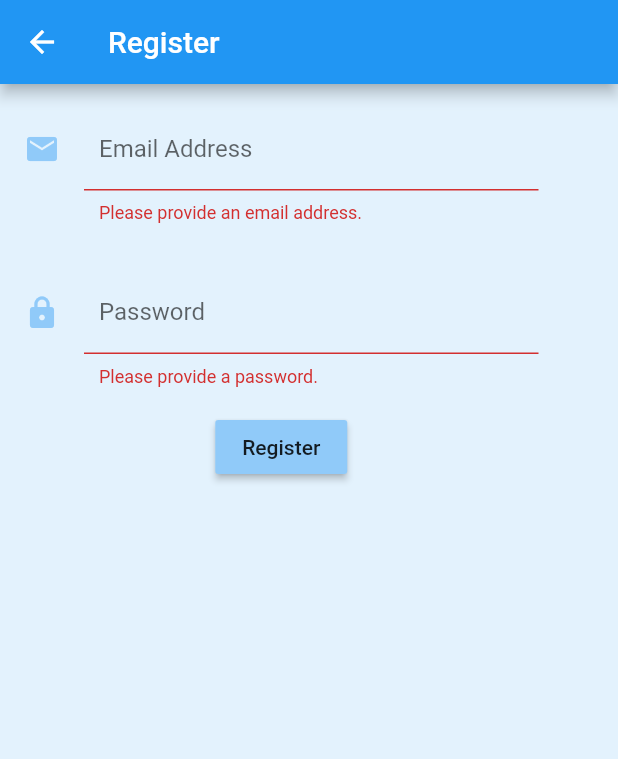
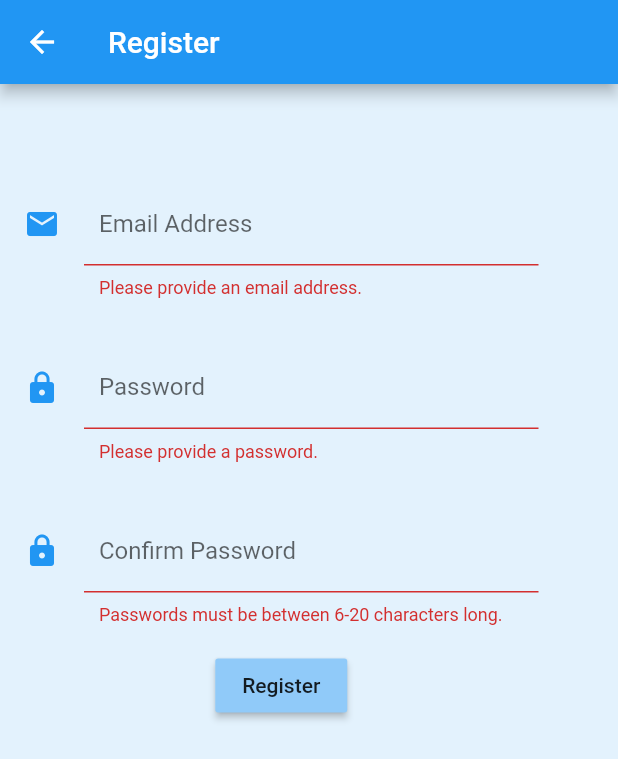
Before and after one commit to Zynorthis/Bluestone, a Flutter app: the RegisterPage screen opened directly, after a tap on "Register", on a phone screen of 412 x 824 dp. Shown: the top 759 px of the screen. Run offline on Flutter 3.47's test engine with Material 2 defaults, Android fonts, the phone set to English and light mode, and no system bars; our stand-ins replace cloud_firestore, firebase_auth, flutter_calendar_carousel; accounts and stored records are empty.

Commit message:
Users now have to confirm their passwords in a second textfield when registering. Started work on a new edit page for calendars.

```diff
--- a/bluestone/lib/src/Pages/homePage.dart
+++ b/bluestone/lib/src/Pages/homePage.dart
@@ -23,6 +23,7 @@ enum CardChoices { STICKY, BULLET, CHECKBOX }
 class _MyHomePageState extends State<MyHomePage> {
   @override
   Widget build(BuildContext context) {
+
     return DefaultTabController(
       length: 2,
       child: Scaffold(
@@ -129,7 +130,7 @@ class _MyHomePageState extends State<MyHomePage> {
                                     color: ThemeSettings.themeData.accentColor,
                                     shape: BoxShape.rectangle),
                                 child: IconButton(
-                                  icon: Icon(Icons.add),
+                                  icon: Icon(Icons.home),
                                   iconSize: 125.0,
                                   color: Colors.blueAccent,
                                   tooltip: "A Bluestone Card.",
@@ -149,7 +150,7 @@ class _MyHomePageState extends State<MyHomePage> {
                                     color: ThemeSettings.themeData.accentColor,
                                     shape: BoxShape.rectangle),
                                 child: IconButton(
-                                  icon: Icon(Icons.home),
+                                  icon: Icon(Icons.tab_unselected),
                                   iconSize: 125.0,
                                   color: Colors.blueAccent,
                                   tooltip: "A Bluestone Card.",
--- a/bluestone/lib/src/Pages/registerPage.dart
+++ b/bluestone/lib/src/Pages/registerPage.dart
@@ -11,6 +11,7 @@ class RegisterPage extends StatefulWidget {
 class _RegisterPageState extends State<RegisterPage> {
   final GlobalKey<FormState> _formKey = GlobalKey<FormState>();
   String _email, _password;
+  String _tempEmail, _tempPassword, _tempValidationPass;
   @override
   Widget build(BuildContext context) {
     return new Scaffold(
@@ -22,17 +23,23 @@ class _RegisterPageState extends State<RegisterPage> {
         key: _formKey,
         child: Column(
           children: <Widget>[
+            SizedBox(height: 50.0,),
             Container(
               width: 375.0,
               padding: EdgeInsets.all(16.0),
               child: TextFormField(
                 validator: (input) {
-                  if (input.isEmpty) {
+                  _tempEmail = input;
+                  if (_tempEmail.isEmpty) {
                     return "Please provide an email address.";
-                  } else if (!input.contains("@")) {
+                  } else if (!_tempEmail.contains("@")) {
                     return "Please provide a valid email address.";
-                  } else if (input.contains(" ")) {
-                    return input = input.trim();
+                  } else if (_tempEmail.contains(" ")) {
+                    input.trim();
+                    input.trimRight();
+                    input.trimLeft();
+                    _tempEmail = input;
+                    return _tempEmail;
                   }
                 },
                 onSaved: (input) => _email = input,
@@ -42,7 +49,7 @@ class _RegisterPageState extends State<RegisterPage> {
                   hintText: "Input an Email Address",
                   icon: new Icon(
                     Icons.email,
-                    color: ThemeSettings.themeData.accentColor,
+                    color: ThemeSettings.themeData.primaryColor,
                   ),
                 ),
               ),
@@ -52,9 +59,10 @@ class _RegisterPageState extends State<RegisterPage> {
               padding: EdgeInsets.all(16.0),
               child: TextFormField(
                 validator: (input) {
-                  if (input.isEmpty) {
+                  _tempPassword = input;
+                  if (_tempPassword.isEmpty) {
                     return "Please provide a password.";
-                  } else if (input.length < 6 || input.length > 20) {
+                  } else if (_tempPassword.length < 6 || _tempPassword.length > 20) {
                     return "Passwords must be between 6-20 characters long.";
                   }
                 },
@@ -65,7 +73,32 @@ class _RegisterPageState extends State<RegisterPage> {
                   hintText: "Input a Password",
                   icon: new Icon(
                     Icons.lock,
-                    color: ThemeSettings.themeData.accentColor,
+                    color: ThemeSettings.themeData.primaryColor,
+                  ),
+                ),
+                obscureText: true,
+              ),
+            ),
+            Container(
+              width: 375.0,
+              padding: EdgeInsets.all(16.0),
+              child: TextFormField(
+                validator: (input) {
+                  _tempValidationPass = input;
+                  if (_tempValidationPass != _tempPassword) {
+                    return "Passwords do not match.";
+                  } else if (_tempValidationPass.length < 6 || _tempValidationPass.length > 20) {
+                    return "Passwords must be between 6-20 characters long.";
+                  }
+                },
+                onSaved: (input) => _password = input,
+                decoration: InputDecoration(
+                  labelText: "Confirm Password",
+                  contentPadding: EdgeInsets.all(10.0),
+                  hintText: "Confirm Password by re-typing it",
+                  icon: new Icon(
+                    Icons.lock,
+                    color: ThemeSettings.themeData.primaryColor,
                   ),
                 ),
                 obscureText: true,
```
Also changed, not shown: bluestone/lib/src/Pages/calendars/calendarDisplay.dart (+37 -21 lines), bluestone/lib/src/Pages/calendars/calendarEditPage.dart (added, +73 -0 lines), bluestone/lib/src/Pages/loginPage.dart (+26 -12 lines), bluestone/lib/src/Pages/welcomePage.dart (+0 -28 lines).
